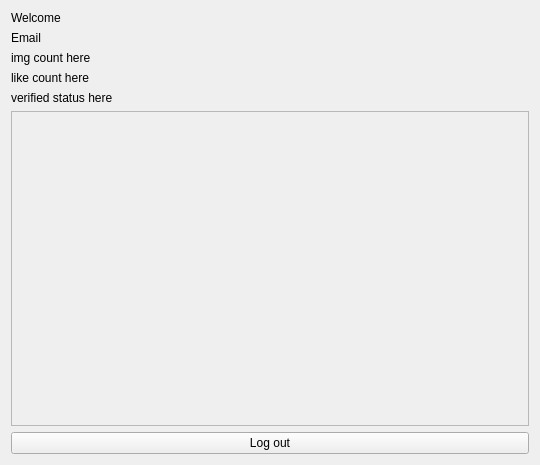
First picture: the form in python_application/gui/ui_files/profile_logged_page.ui, repository MohammadIbraheem71/Image_filter_applicator, before the edit.
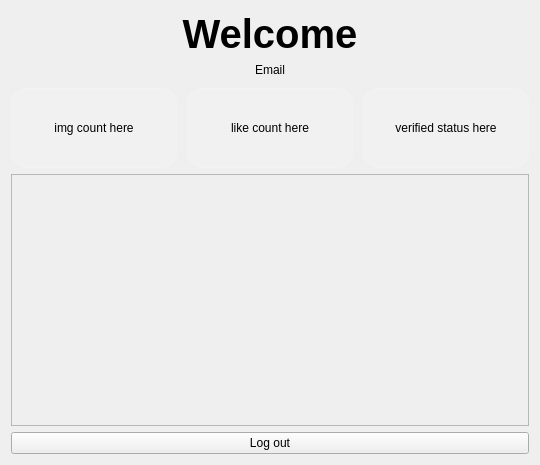
Second picture: the form after the edit. Icons and pictures are not drawn.

Commit message: Improve profile page UI and added 'no image uploaded' msg in gallery

Patch:
```diff
--- a/python_application/gui/ui_files/profile_logged_page.ui
+++ b/python_application/gui/ui_files/profile_logged_page.ui
@@ -15,44 +15,204 @@
   </property>
   <layout class="QVBoxLayout" name="verticalLayout">
    <item>
-    <layout class="QHBoxLayout" name="horizontalLayout">
+    <layout class="QVBoxLayout" name="verticalLayout_3">
+     <property name="sizeConstraint">
+      <enum>QLayout::SizeConstraint::SetMinimumSize</enum>
+     </property>
+     <property name="bottomMargin">
+      <number>0</number>
+     </property>
      <item>
       <widget class="QLabel" name="welcome_lbl">
+       <property name="font">
+        <font>
+         <pointsize>30</pointsize>
+         <bold>true</bold>
+        </font>
+       </property>
+       <property name="styleSheet">
+        <string notr="true">font-size: 30pt;</string>
+       </property>
        <property name="text">
         <string>Welcome</string>
        </property>
+       <property name="alignment">
+        <set>Qt::AlignmentFlag::AlignCenter</set>
+       </property>
       </widget>
      </item>
-    </layout>
-   </item>
-   <item>
-    <layout class="QVBoxLayout" name="verticalLayout_2">
      <item>
       <widget class="QLabel" name="email_lbl">
+       <property name="sizePolicy">
+        <sizepolicy hsizetype="Preferred" vsizetype="Fixed">
+         <horstretch>0</horstretch>
+         <verstretch>0</verstretch>
+        </sizepolicy>
+       </property>
        <property name="text">
         <string>Email</string>
        </property>
+       <property name="alignment">
+        <set>Qt::AlignmentFlag::AlignCenter</set>
+       </property>
       </widget>
      </item>
+    </layout>
+   </item>
+   <item>
+    <spacer name="verticalSpacer">
+     <property name="orientation">
+      <enum>Qt::Orientation::Vertical</enum>
+     </property>
+     <property name="sizeType">
+      <enum>QSizePolicy::Policy::Fixed</enum>
+     </property>
+     <property name="sizeHint" stdset="0">
+      <size>
+       <width>20</width>
+       <height>5</height>
+      </size>
+     </property>
+    </spacer>
+   </item>
+   <item>
+    <layout class="QHBoxLayout" name="horizontalLayout">
+     <property name="spacing">
+      <number>10</number>
+     </property>
+     <property name="sizeConstraint">
+      <enum>QLayout::SizeConstraint::SetDefaultConstraint</enum>
+     </property>
+     <property name="leftMargin">
+      <number>0</number>
+     </property>
+     <property name="rightMargin">
+      <number>0</number>
+     </property>
+     <property name="bottomMargin">
+      <number>0</number>
+     </property>
      <item>
       <widget class="QLabel" name="img_count_lbl">
+       <property name="sizePolicy">
+        <sizepolicy hsizetype="Preferred" vsizetype="Preferred">
+         <horstretch>0</horstretch>
+         <verstretch>0</verstretch>
+        </sizepolicy>
+       </property>
+       <property name="minimumSize">
+        <size>
+         <width>0</width>
+         <height>0</height>
+        </size>
+       </property>
+       <property name="font">
+        <font>
+         <bold>false</bold>
+        </font>
+       </property>
+       <property name="styleSheet">
+        <string notr="true">background-color: rgba(255, 255, 255, 0.12);  /* translucent */
+    border-top-left-radius: 16px;
+    border-bottom-left-radius: 16px;
+    border-top-right-radius: 16px;
+    border-bottom-right-radius: 16px;
+    border: 1px solid rgba(255, 255, 255, 0.2);
+    padding: 8px;</string>
+       </property>
+       <property name="frameShape">
+        <enum>QFrame::Shape::NoFrame</enum>
+       </property>
+       <property name="frameShadow">
+        <enum>QFrame::Shadow::Plain</enum>
+       </property>
        <property name="text">
         <string>img count here</string>
        </property>
+       <property name="alignment">
+        <set>Qt::AlignmentFlag::AlignCenter</set>
+       </property>
+       <property name="wordWrap">
+        <bool>true</bool>
+       </property>
       </widget>
      </item>
      <item>
       <widget class="QLabel" name="like_count_lbl">
+       <property name="sizePolicy">
+        <sizepolicy hsizetype="Preferred" vsizetype="Preferred">
+         <horstretch>0</horstretch>
+         <verstretch>0</verstretch>
+        </sizepolicy>
+       </property>
+       <property name="minimumSize">
+        <size>
+         <width>0</width>
+         <height>0</height>
+        </size>
+       </property>
+       <property name="font">
+        <font>
+         <bold>false</bold>
+        </font>
+       </property>
+       <property name="styleSheet">
+        <string notr="true">background-color: rgba(255, 255, 255, 0.12);  /* translucent */
+    border-top-left-radius: 16px;
+    border-bottom-left-radius: 16px;
+    border-top-right-radius: 16px;
+    border-bottom-right-radius: 16px;
+    border: 1px solid rgba(255, 255, 255, 0.2);
+    padding: 8px;</string>
+       </property>
        <property name="text">
         <string>like count here</string>
        </property>
+       <property name="alignment">
+        <set>Qt::AlignmentFlag::AlignCenter</set>
+       </property>
+       <property name="wordWrap">
+        <bool>true</bool>
+       </property>
       </widget>
      </item>
      <item>
       <widget class="QLabel" name="verified_status_lbl">
+       <property name="sizePolicy">
+        <sizepolicy hsizetype="Preferred" vsizetype="Fixed">
+         <horstretch>0</horstretch>
+         <verstretch>0</verstretch>
+        </sizepolicy>
+       </property>
+       <property name="minimumSize">
+        <size>
+         <width>0</width>
+         <height>80</height>
+        </size>
+       </property>
+       <property name="font">
+        <font>
+         <bold>false</bold>
+        </font>
+       </property>
+       <property name="styleSheet">
+        <string notr="true">background-color: rgba(255, 255, 255, 0.12);  /* translucent */
+    border-top-left-radius: 16px;
+    border-bottom-left-radius: 16px;
+    border-top-right-radius: 16px;
+    border-bottom-right-radius: 16px;
+    border: 1px solid rgba(255, 255, 255, 0.2);
+    padding: 8px;</string>
+       </property>
        <property name="text">
         <string>verified status here</string>
        </property>
+       <property name="alignment">
+        <set>Qt::AlignmentFlag::AlignCenter</set>
+       </property>
+       <property name="wordWrap">
+        <bool>true</bool>
+       </property>
       </widget>
      </item>
     </layout>
@@ -67,8 +227,8 @@
        <rect>
         <x>0</x>
         <y>0</y>
-        <width>520</width>
-        <height>287</height>
+        <width>514</width>
+        <height>212</height>
        </rect>
       </property>
      </widget>
```
The commit also changes 5 other files.
